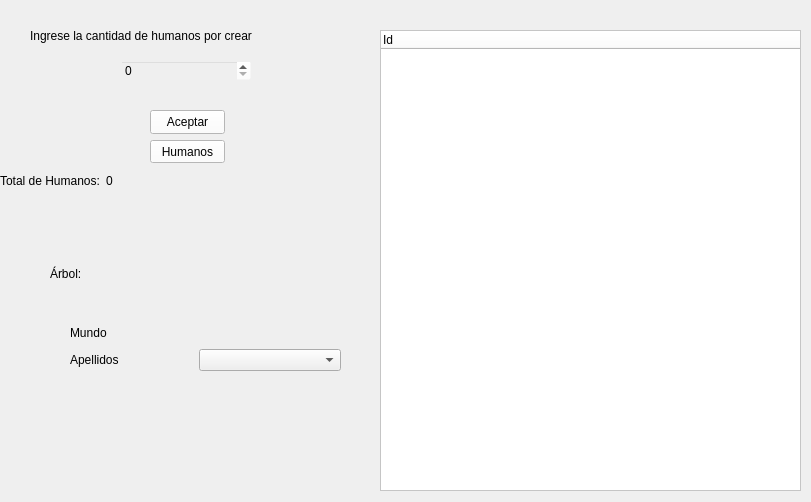
DavidCrgh/Tarea_Programa_Estructuras_2, file ventananacimiento.ui: the form before one commit.
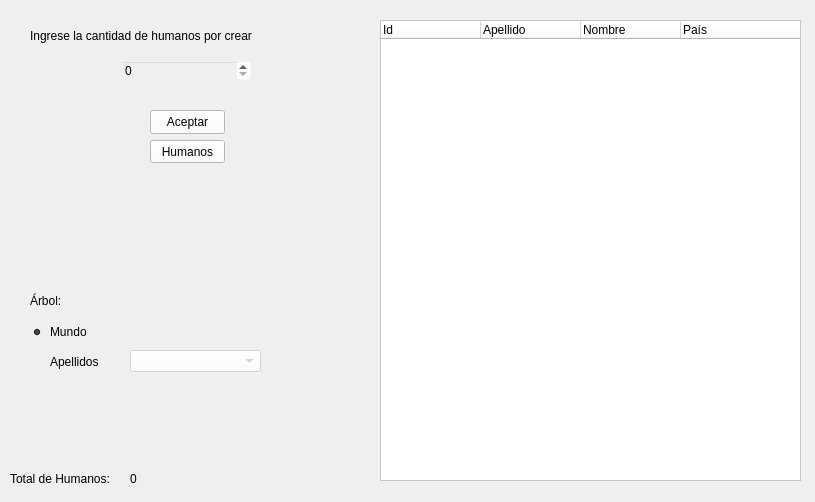
The form after the commit. Icons and pictures are not drawn.

Commit message: Ya se muestra el arbol del mundo. Ya se muestran los arboles de apellidos. Ya se muestran los ids de los no nacidos.

What changed in the file:
```diff
--- a/ventananacimiento.ui
+++ b/ventananacimiento.ui
@@ -6,10 +6,22 @@
    <rect>
     <x>0</x>
     <y>0</y>
-    <width>811</width>
+    <width>815</width>
     <height>502</height>
    </rect>
   </property>
+  <property name="minimumSize">
+   <size>
+    <width>815</width>
+    <height>502</height>
+   </size>
+  </property>
+  <property name="maximumSize">
+   <size>
+    <width>815</width>
+    <height>502</height>
+   </size>
+  </property>
   <property name="windowTitle">
    <string>Nacimiento</string>
   </property>
@@ -94,7 +106,7 @@
     <property name="geometry">
      <rect>
       <x>380</x>
-      <y>30</y>
+      <y>20</y>
       <width>421</width>
       <height>461</height>
      </rect>
@@ -107,106 +119,129 @@
       <string>Id</string>
      </property>
     </column>
+    <column>
+     <property name="text">
+      <string>Apellido</string>
+     </property>
+    </column>
+    <column>
+     <property name="text">
+      <string>Nombre</string>
+     </property>
+    </column>
+    <column>
+     <property name="text">
+      <string>País</string>
+     </property>
+    </column>
    </widget>
-   <widget class="QWidget" name="">
+   <widget class="QLabel" name="label_2">
     <property name="geometry">
      <rect>
-      <x>50</x>
-      <y>230</y>
-      <width>291</width>
-      <height>141</height>
+      <x>10</x>
+      <y>470</y>
+      <width>112</width>
+      <height>18</height>
      </rect>
     </property>
-    <layout class="QVBoxLayout" name="verticalLayout">
-     <item>
-      <widget class="QLabel" name="label_3">
-       <property name="styleSheet">
-        <string notr="true">background-color: rgba(255, 255, 255, 0);
-font: 14pt &quot;Californian FB&quot;;</string>
-       </property>
-       <property name="text">
-        <string>Árbol:</string>
-       </property>
-      </widget>
-     </item>
-     <item>
-      <widget class="QRadioButton" name="botonMundo">
-       <property name="styleSheet">
-        <string notr="true">background-color: rgba(255, 255, 255, 0);
-font: 11pt &quot;Californian FB&quot;;</string>
-       </property>
-       <property name="text">
-        <string>Mundo</string>
-       </property>
-      </widget>
-     </item>
-     <item>
-      <layout class="QHBoxLayout" name="horizontalLayout">
-       <item>
-        <widget class="QRadioButton" name="botonApellidos">
-         <property name="styleSheet">
-          <string notr="true">background-color: rgba(255, 255, 255, 0);
-font: 11pt &quot;Californian FB&quot;;</string>
-         </property>
-         <property name="text">
-          <string>Apellidos</string>
-         </property>
-        </widget>
-       </item>
-       <item>
-        <widget class="QComboBox" name="cBoxApellidos"/>
-       </item>
-      </layout>
-     </item>
-    </layout>
-   </widget>
-   <widget class="QWidget" name="">
-    <property name="geometry">
-     <rect>
-      <x>0</x>
-      <y>170</y>
-      <width>174</width>
-      <height>22</height>
-     </rect>
-    </property>
-    <layout class="QHBoxLayout" name="horizontalLayout_2">
-     <item>
-      <widget class="QLabel" name="label_2">
-       <property name="styleSheet">
-        <string notr="true">
+    <property name="styleSheet">
+     <string notr="true">
 font: 11pt &quot;Californian FB&quot;;
 background-color: rgba(255, 255, 255, 0);</string>
-       </property>
-       <property name="text">
-        <string>Total de Humanos:</string>
-       </property>
-      </widget>
-     </item>
-     <item>
-      <widget class="QLabel" name="cantidadHumanos">
-       <property name="styleSheet">
-        <string notr="true">background-color: rgba(255, 255, 255, 0);
+    </property>
+    <property name="text">
+     <string>Total de Humanos:</string>
+    </property>
+   </widget>
+   <widget class="QLabel" name="cantidadHumanos">
+    <property name="geometry">
+     <rect>
+      <x>130</x>
+      <y>470</y>
+      <width>231</width>
+      <height>18</height>
+     </rect>
+    </property>
+    <property name="styleSheet">
+     <string notr="true">background-color: rgba(255, 255, 255, 0);
 font: 11pt &quot;Californian FB&quot;;</string>
-       </property>
-       <property name="text">
-        <string>0</string>
-       </property>
-      </widget>
-     </item>
-     <item>
-      <spacer name="horizontalSpacer">
-       <property name="orientation">
-        <enum>Qt::Horizontal</enum>
-       </property>
-       <property name="sizeHint" stdset="0">
-        <size>
-         <width>40</width>
-         <height>20</height>
-        </size>
-       </property>
-      </spacer>
-     </item>
-    </layout>
+    </property>
+    <property name="text">
+     <string>0</string>
+    </property>
+   </widget>
+   <widget class="QRadioButton" name="botonMundo">
+    <property name="geometry">
+     <rect>
+      <x>30</x>
+      <y>320</y>
+      <width>71</width>
+      <height>24</height>
+     </rect>
+    </property>
+    <property name="layoutDirection">
+     <enum>Qt::LeftToRight</enum>
+    </property>
+    <property name="styleSheet">
+     <string notr="true">background-color: rgba(255, 255, 255, 0);
+font: 11pt &quot;Californian FB&quot;;</string>
+    </property>
+    <property name="text">
+     <string>Mundo</string>
+    </property>
+    <property name="checked">
+     <bool>true</bool>
+    </property>
+   </widget>
+   <widget class="QLabel" name="label_3">
+    <property name="geometry">
+     <rect>
+      <x>30</x>
+      <y>290</y>
+      <width>47</width>
+      <height>22</height>
+     </rect>
+    </property>
+    <property name="styleSheet">
+     <string notr="true">background-color: rgba(255, 255, 255, 0);
+font: 14pt &quot;Californian FB&quot;;</string>
+    </property>
+    <property name="text">
+     <string>Árbol:</string>
+    </property>
+   </widget>
+   <widget class="QRadioButton" name="botonApellidos">
+    <property name="geometry">
+     <rect>
+      <x>30</x>
+      <y>350</y>
+      <width>81</width>
+      <height>24</height>
+     </rect>
+    </property>
+    <property name="styleSheet">
+     <string notr="true">background-color: rgba(255, 255, 255, 0);
+font: 11pt &quot;Californian FB&quot;;</string>
+    </property>
+    <property name="text">
+     <string>Apellidos</string>
+    </property>
+   </widget>
+   <widget class="QComboBox" name="cBoxApellidos">
+    <property name="enabled">
+     <bool>false</bool>
+    </property>
+    <property name="geometry">
+     <rect>
+      <x>130</x>
+      <y>350</y>
+      <width>131</width>
+      <height>22</height>
+     </rect>
+    </property>
+    <property name="styleSheet">
+     <string notr="true">background-color: rgb(255, 255, 255);</string>
+    </property>
    </widget>
   </widget>
  </widget>
```
The commit also changes 20 other files.
